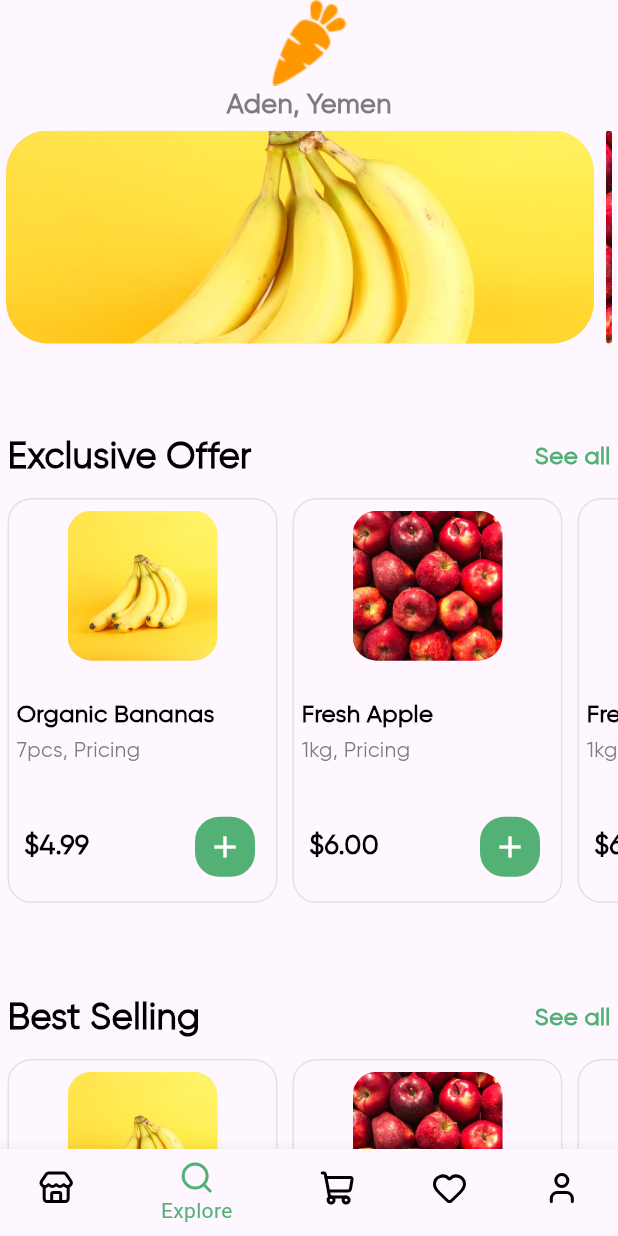
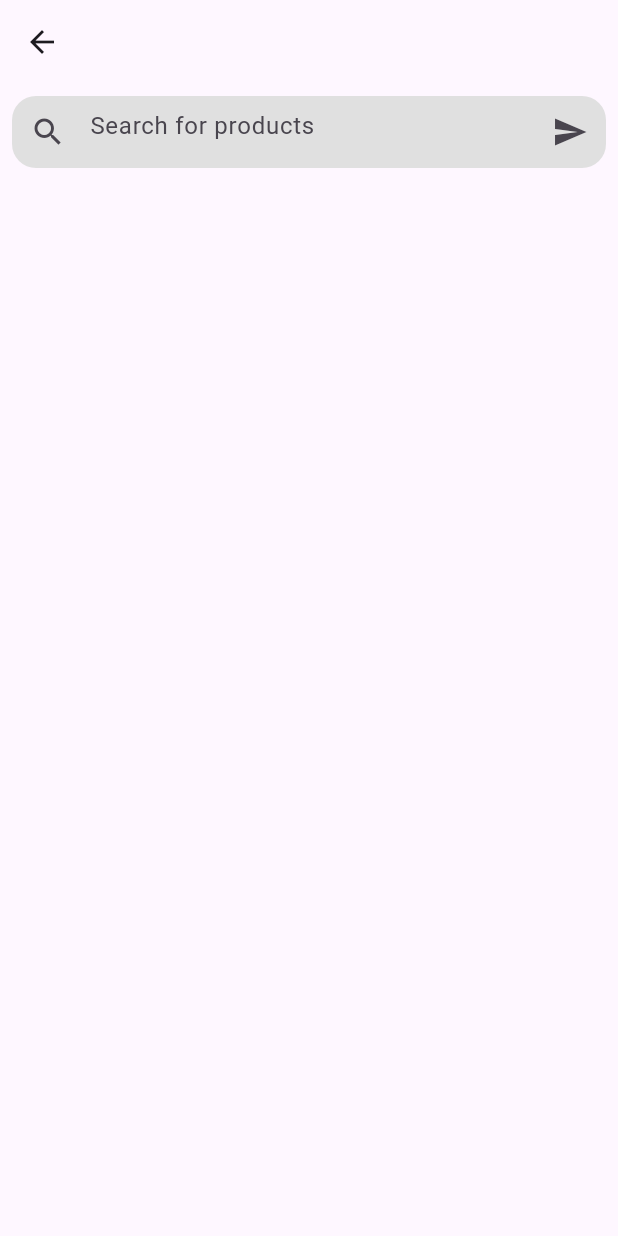
Before and after one commit to NAYRA92/flutter_course_july, a Flutter app: the HomeScreen screen opened directly, item 2 of the bottom bar chosen, on a phone screen of 412 x 824 dp. Run offline on Flutter 3.47's test engine with Material 3 defaults, Android fonts, the phone set to English and light mode, and no system bars; our stand-ins replace lucide_icons_flutter, water_drop_nav_bar.

Commit message:
new file:   lib/bottom_nav_screens/account_page.dart 	new file:   lib/bottom_nav_screens/cart_page.dart 	new file:   lib/bottom_nav_screens/explore_page.dart 	new file:   lib/bottom_nav_screens/fav_page.dart 	modified:   lib/home_screen.dart 	modified:   lib/main.dart 	new file:   lib/training files/bottom_nav_bar_example.dart

```diff
--- /dev/null
+++ b/lib/bottom_nav_screens/explore_page.dart
@@ -0,0 +1,41 @@
+import 'package:flutter/material.dart';
+
+class ExplorePage extends StatefulWidget {
+  const ExplorePage({super.key});
+
+  @override
+  State<ExplorePage> createState() => _ExplorePageState();
+}
+
+class _ExplorePageState extends State<ExplorePage> {
+  @override
+  Widget build(BuildContext context) {
+    return Scaffold(
+      appBar: AppBar(),
+      body: Column(
+        children: [
+          Padding(
+            padding: const EdgeInsets.all(8.0),
+            child: ClipRRect(
+              borderRadius: BorderRadius.circular(16),
+              child: TextFormField(
+                decoration: InputDecoration(
+                  prefixIcon: Icon(Icons.search),
+                  suffixIcon: IconButton(
+                    onPressed: (){},
+                    icon: Icon(Icons.send)),
+                  hintText: "Search for products",
+                  filled: true,
+                  fillColor: Colors.grey[300],
+                  border: InputBorder.none
+                ),
+              ),
+            ),
+          ),
+          Expanded(
+            child: ListView())
+        ],
+      ),
+    );
+  }
+}
--- a/lib/home_screen.dart
+++ b/lib/home_screen.dart
@@ -1,6 +1,7 @@
 // ignore_for_file: prefer_const_constructors, prefer_const_literals_to_create_immutables
 
 import 'package:flutter/material.dart';
+import 'package:flutter_course_july/bottom_nav_screens/explore_page.dart';
 import 'package:lucide_icons_flutter/lucide_icons.dart';
 import 'package:water_drop_nav_bar/water_drop_nav_bar.dart';
 
@@ -169,6 +170,11 @@ class _HomeScreenState extends State<HomeScreen> {
             setState(() {
               _selectedIndex = value;
             });
+            //if statement
+            if(_selectedIndex == 1){
+              Navigator.push(context,
+              MaterialPageRoute(builder: (context)=> ExplorePage()));
+            }
           },
           items: [
             BottomNavigationBarItem(
--- a/lib/main.dart
+++ b/lib/main.dart
@@ -1,5 +1,6 @@
 import 'package:flutter/material.dart';
 
+import 'training files/bottom_nav_bar_example.dart';
 import 'splash_screen.dart';
 
 
```
Also changed, not shown: lib/training files/bottom_nav_bar_example.dart (added, +75 -0 lines), lib/bottom_nav_screens/account_page.dart (added), lib/bottom_nav_screens/cart_page.dart (added), lib/bottom_nav_screens/fav_page.dart (added).
